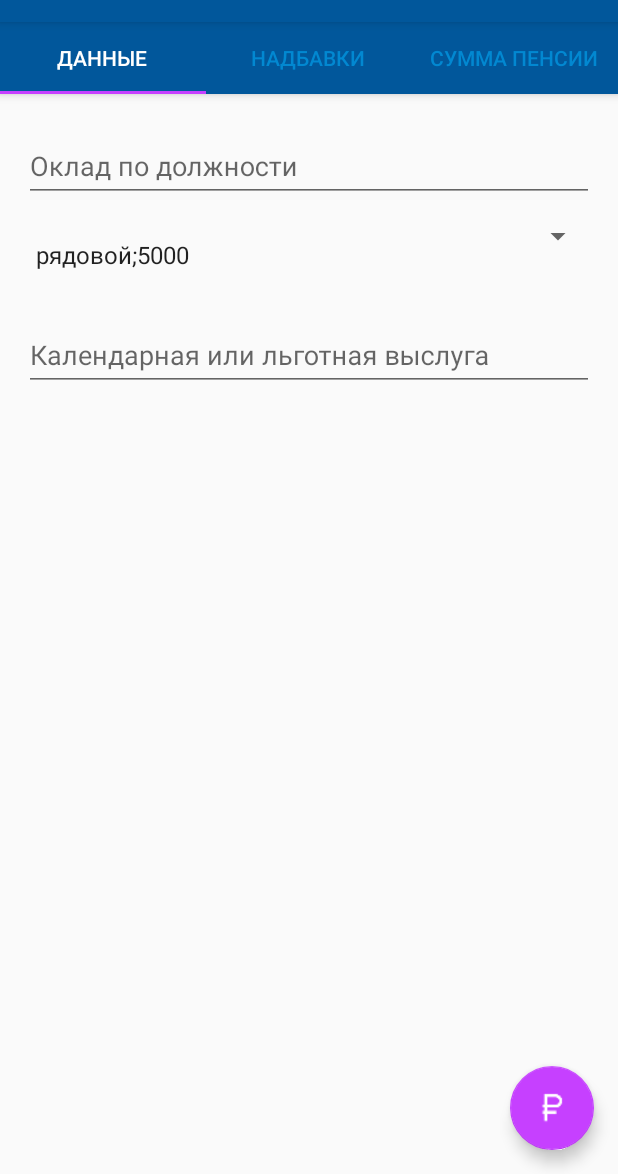
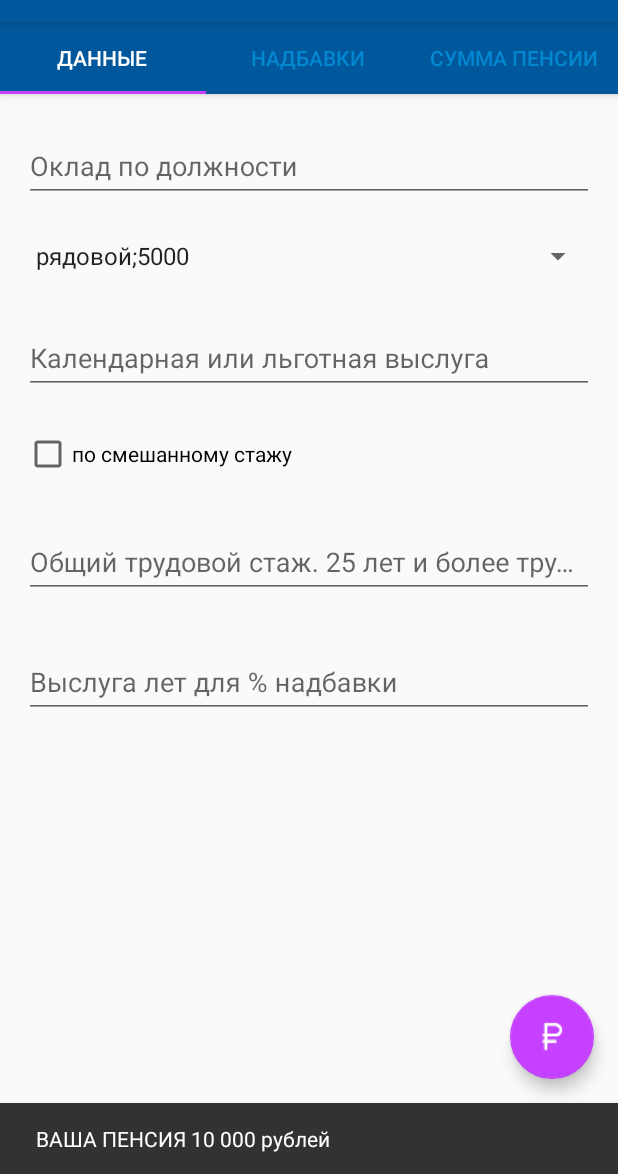
Before and after one commit to dwaider/Pension, an Android app: the screen it shows after launch (PCalcPensActivity), after a tap on an icon or button, on a phone screen of 412 x 824 dp, the part 62-1236 px from its top. Run offline under Robolectric (Android 15) with nearby library versions, the phone set to English and light mode, and no system bars.

Commit message:
add fargment_pens_calc all add widgets

```diff
--- a/app/src/main/java/mvd/pension/SingleFragmentActivity.java
+++ b/app/src/main/java/mvd/pension/SingleFragmentActivity.java
@@ -38,14 +38,14 @@ public abstract class SingleFragmentActivity extends AppCompatActivity implement
 		fab.setOnClickListener(new View.OnClickListener() {
 			@Override
 			public void onClick(View view) {
-				//Snackbar.make(view, "Replace with your own action", Snackbar.LENGTH_LONG)
-				//		.setAction("Action", null).show();
-				FrameLayout.LayoutParams layoutParams = (FrameLayout.LayoutParams) fab1.getLayoutParams();
-				layoutParams.rightMargin += (int) (fab1.getWidth() * 1.7);
-				layoutParams.bottomMargin += (int) (fab1.getHeight() * 0.25);
-				fab1.setLayoutParams(layoutParams);
-				fab1.startAnimation(fab_1_show);
-				fab1.setClickable(true);
+				Snackbar.make(view, "ВАША ПЕНСИЯ 10 000 рублей", Snackbar.LENGTH_LONG)
+						.setAction("Action", null).show();
+				//FrameLayout.LayoutParams layoutParams = (FrameLayout.LayoutParams) fab1.getLayoutParams();
+				//layoutParams.rightMargin += (int) (fab1.getWidth() * 1.7);
+				//layoutParams.bottomMargin += (int) (fab1.getHeight() * 0.25);
+				//fab1.setLayoutParams(layoutParams);
+				//fab1.startAnimation(fab_1_show);
+				//fab1.setClickable(true);
 
 			}
 		});
--- a/app/src/main/res/layout/fragment_pens_calc.xml
+++ b/app/src/main/res/layout/fragment_pens_calc.xml
@@ -5,6 +5,11 @@
     tools:context="mvd.pension.PСalcPensDataFragment">
 
     <!-- TODO: Update blank fragment layout -->
+    <ScrollView
+        android:layout_width="match_parent"
+        android:layout_height="match_parent"
+        android:id="@+id/scrollView" >
+
         <LinearLayout
             android:orientation="vertical"
             android:layout_width="match_parent"
@@ -29,14 +34,15 @@
                 android:id="@+id/spPOklad_zvan"
                 android:layout_width="fill_parent"
                 android:layout_height="wrap_content"
-            android:paddingTop="24dp"
-            android:hint="@string/pcalc_oklad_zavan"/>
+                android:layout_marginTop="24dp"
+                android:hint="@string/pcalc_oklad_zavan"
+                android:spinnerMode="dialog" />
 
             <android.support.design.widget.TextInputLayout
                 android:id="@+id/edKalend_layout_visl"
                 android:layout_width="match_parent"
                 android:layout_height="wrap_content"
-            android:paddingTop="24dp">
+                android:layout_marginTop="24dp">
 
                 <EditText
                     android:id="@+id/edKalendVisl"
@@ -47,6 +53,43 @@
 
             </android.support.design.widget.TextInputLayout>
 
+            <CheckBox
+                android:id="@+id/chSmeshPens"
+                android:layout_width="wrap_content"
+                android:layout_height="wrap_content"
+                android:text="@string/pcalc_raschet_visluga_trud"
+                android:layout_marginTop="24dp" />
+
+            <android.support.design.widget.TextInputLayout
+                android:id="@+id/edObshe_layout_Trud"
+                android:layout_width="match_parent"
+                android:layout_height="wrap_content"
+                android:layout_marginTop="24dp">
+
+                <EditText
+                    android:id="@+id/edObsheTrud"
+                    android:layout_width="match_parent"
+                    android:layout_height="wrap_content"
+                    android:digits="0123456789"
+                    android:hint="@string/pcalc_visluga_trud"
+                    android:inputType="number|numberDecimal"/>
+            </android.support.design.widget.TextInputLayout>
+
+            <android.support.design.widget.TextInputLayout
+                android:id="@+id/edPProcent_layout_nadb"
+                android:layout_width="match_parent"
+                android:layout_height="wrap_content"
+                android:layout_marginTop="24dp"
+                android:layout_marginBottom="24dp">
+                <EditText
+                    android:id="@+id/edPProcent_nadb"
+                    android:layout_width="match_parent"
+                    android:layout_height="wrap_content"
+                    android:digits="0123456789"
+                    android:ems="10"
+                    android:hint="@string/pcalc_visl_for_procent_nadb"
+                    android:inputType="number|numberDecimal"/>
+            </android.support.design.widget.TextInputLayout>
         </LinearLayout>
-
+    </ScrollView>
 </FrameLayout>
```
Lines whose indentation alone changed are shown as unchanged.
